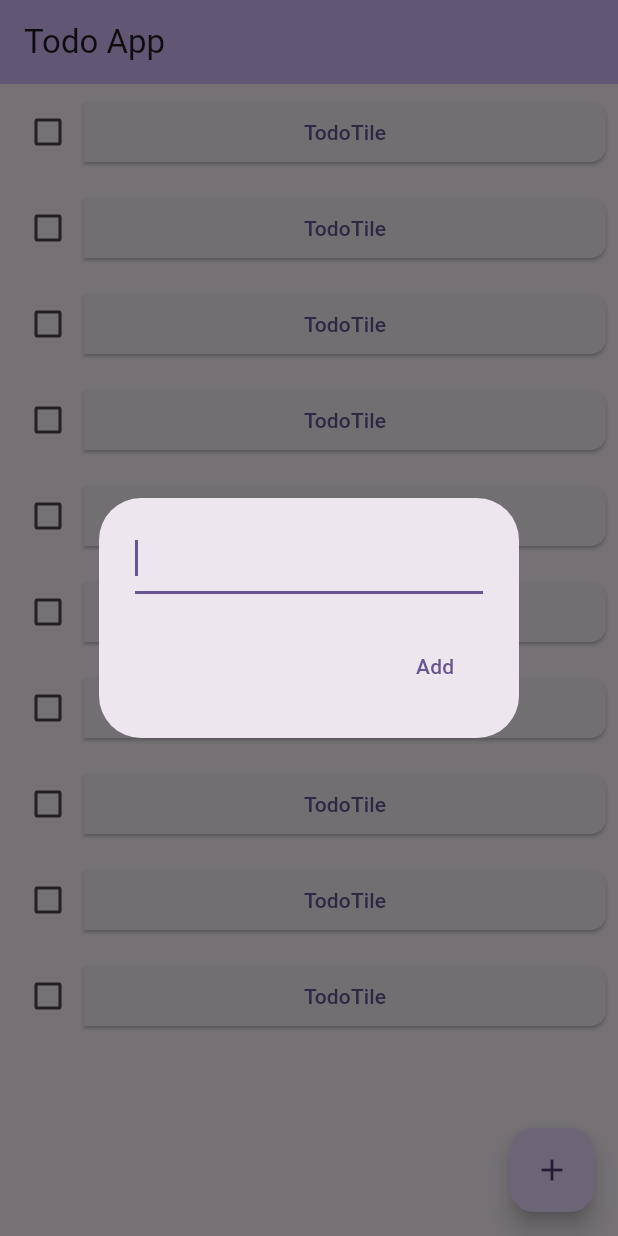
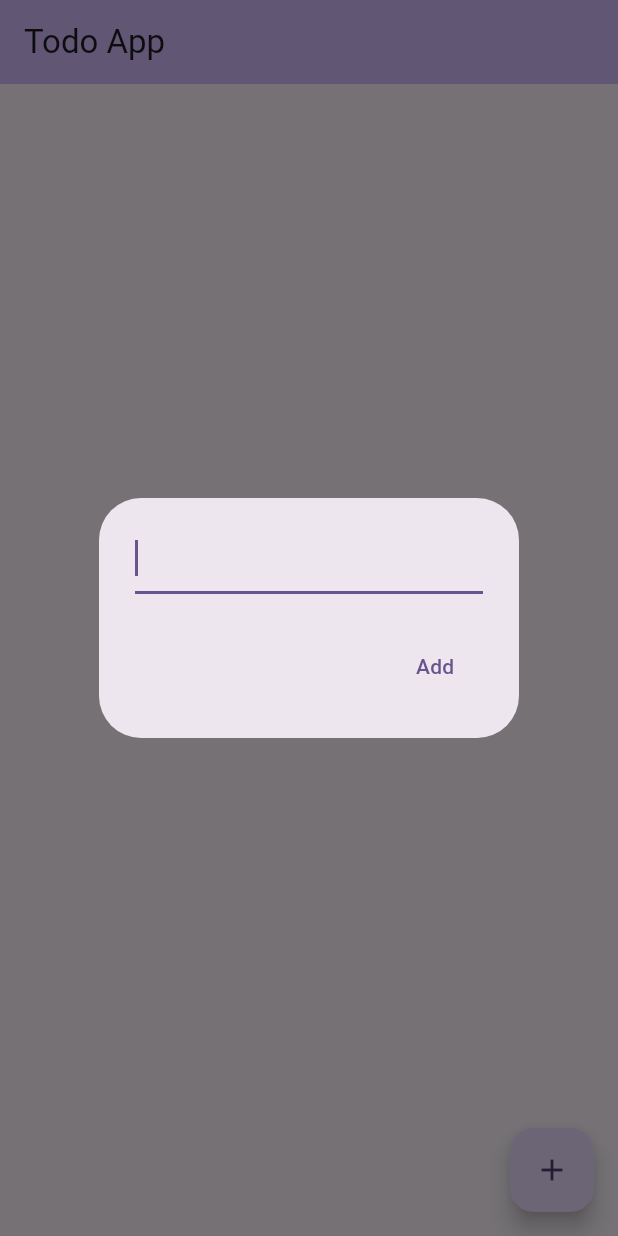
Before and after one commit to BH-mk2/flutter_todo, a Flutter app: the screen it shows after launch, after a tap on the "add" icon, on a phone screen of 412 x 824 dp. Run offline on Flutter 3.47's test engine with Material 2 defaults, Android fonts, the phone set to English and light mode, and no system bars.

Commit message:
Todoリストの追加機能を実装

```diff
--- a/lib/main.dart
+++ b/lib/main.dart
@@ -1,4 +1,5 @@
 import 'package:flutter/material.dart';
+import 'package:uuid/uuid.dart';
 import 'dialog/inputdialog_todo.dart';
 
 // TODOアプリ
@@ -34,7 +35,22 @@ class MyHomePage extends StatefulWidget {
   State<MyHomePage> createState() => _MyHomePageState();
 }
 
+class stTodo {
+  String id = '';
+  String taskName = '';
+  bool isCheck=false;
+
+  stTodo({required String id, required String taskName, required bool isCheck}){
+    this.id = id;
+    this.taskName = taskName;
+    this.isCheck = isCheck;
+  }
+}
+
 class _MyHomePageState extends State<MyHomePage> {
+  // Todoリストのデータ
+  List<stTodo> todoList = <stTodo>[];
+
   @override
   Widget build(BuildContext context) {
     return Scaffold(
@@ -47,18 +63,19 @@ class _MyHomePageState extends State<MyHomePage> {
         child: Column(
           mainAxisAlignment: MainAxisAlignment.start,
           children:
-            <Widget>[
-              TodoTile(id:'0'),
-              TodoTile(id:'1'),
-              TodoTile(id:'2'),
-              TodoTile(id:'3'),
-              TodoTile(id:'4'),
-              TodoTile(id:'5'),
-              TodoTile(id:'6'),
-              TodoTile(id:'7'),
-              TodoTile(id:'8'),
-              TodoTile(id:'9'),
-            ],
+              [
+                ListView.builder(
+                  shrinkWrap: true,
+                  itemCount: todoList.length,
+                  itemBuilder: (BuildContext context, index) {
+                    return TodoTile(
+                      id: todoList[index].id,
+                      taskName: todoList[index].taskName,
+                      isCheck: todoList[index].isCheck,
+                    );
+                  }
+                ),
+              ],
         ),
       ),
       floatingActionButton: FloatingActionButton(
@@ -69,7 +86,17 @@ class _MyHomePageState extends State<MyHomePage> {
               return InputDialogTodo();
             }
           );
-          print(inputText);
+          // print(inputText);
+
+          var uuid = Uuid();
+          stTodo task = stTodo(
+              id: uuid.v4(),
+              taskName:inputText.toString(),
+              isCheck:false);
+          todoList.add(task);
+          setState(() {
+
+          });
         },
         tooltip: 'Add Todo',
         child: const Icon(Icons.add),
@@ -80,17 +107,18 @@ class _MyHomePageState extends State<MyHomePage> {
 
 class TodoTile extends StatefulWidget {
   TodoTile({
-    Key? key,required this.id
+    Key? key,required this.id, required this.taskName, required this.isCheck
   }) : super(key: key);
 
   String id;
+  String taskName;
+  bool isCheck;
 
   @override
   _TodoTileState createState() => _TodoTileState();
 }
 
 class _TodoTileState extends State<TodoTile> {
-  bool isCheck = false;
   @override
   Widget build(BuildContext context) {
     return Dismissible(
@@ -101,10 +129,10 @@ class _TodoTileState extends State<TodoTile> {
           crossAxisAlignment: CrossAxisAlignment.center,
           children: [
             Checkbox(
-                value: isCheck,
+                value: widget.isCheck,
                 onChanged: (bool? state){
                   setState(() {
-                      isCheck = state ?? false;
+                      widget.isCheck = state ?? false;
                   });
                 }
             ),
@@ -123,10 +151,10 @@ class _TodoTileState extends State<TodoTile> {
                         )
                     )
                   ),
-                  child: const Text('TodoTile'),
+                  child: Text(widget.taskName),
                   onPressed: () {
                     setState(() {
-                      isCheck = !isCheck;
+                      widget.isCheck = !widget.isCheck;
                     });
                   },
                 ),
```
